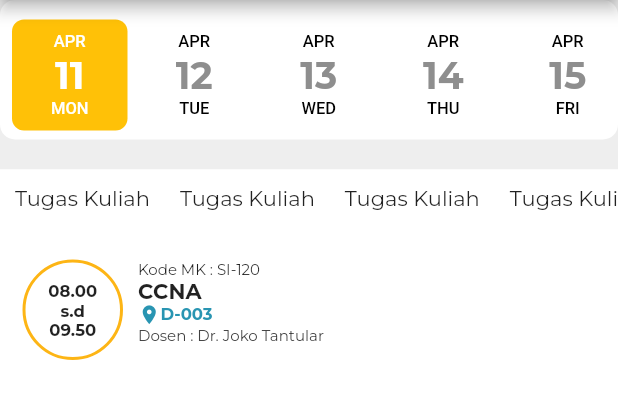
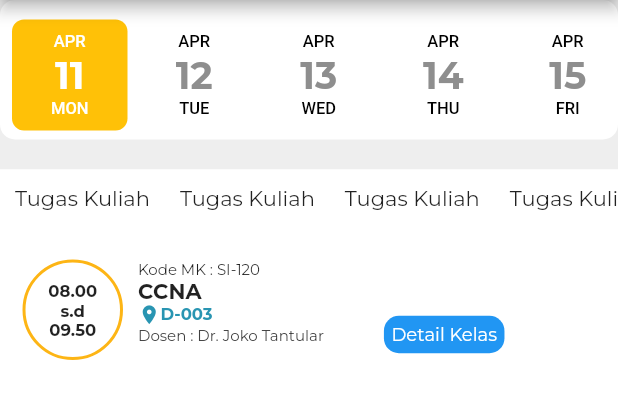
Before and after one commit to salfain/daily_activity, a Flutter app: the screen it shows after launch, on a phone screen of 412 x 824 dp, the part 84-503 px from its top. Run offline on Flutter 3.47's test engine with Material 2 defaults, Android fonts, the phone set to English and light mode, and no system bars; drawn by our look-alikes of date_picker_timeline; project files that could hold a hidden picture were left out.

Commit message:
Update index.dart

```diff
--- a/lib/page/index.dart
+++ b/lib/page/index.dart
@@ -211,7 +211,35 @@
                                         ),
                                       ),
                                     ],
-                                  )
+                                  ),
+                                  SizedBox(
+                                    width: 10,
+                                  ),
+                                  Column(
+                                    mainAxisAlignment: MainAxisAlignment.center,
+                                    children: [
+                                      Container(
+                                        padding: EdgeInsets.all(5),
+                                        margin:
+                                            EdgeInsets.only(left: 30, top: 33),
+                                        decoration: BoxDecoration(
+                                          color: Colors.blue,
+                                          borderRadius: BorderRadius.all(
+                                            Radius.circular(10),
+                                          ),
+                                        ),
+                                        child: Text(
+                                          "Detail Kelas",
+                                          style: TextStyle(
+                                              color: Colors.white,
+                                              fontFamily: "Montserrat",
+                                              fontWeight: FontWeight.normal,
+                                              fontSize: 12),
+                                          //textAlign: TextAlign.center,
+                                        ),
+                                      ),
+                                    ],
+                                  ),
                                 ],
                               ),
                             ),
```
